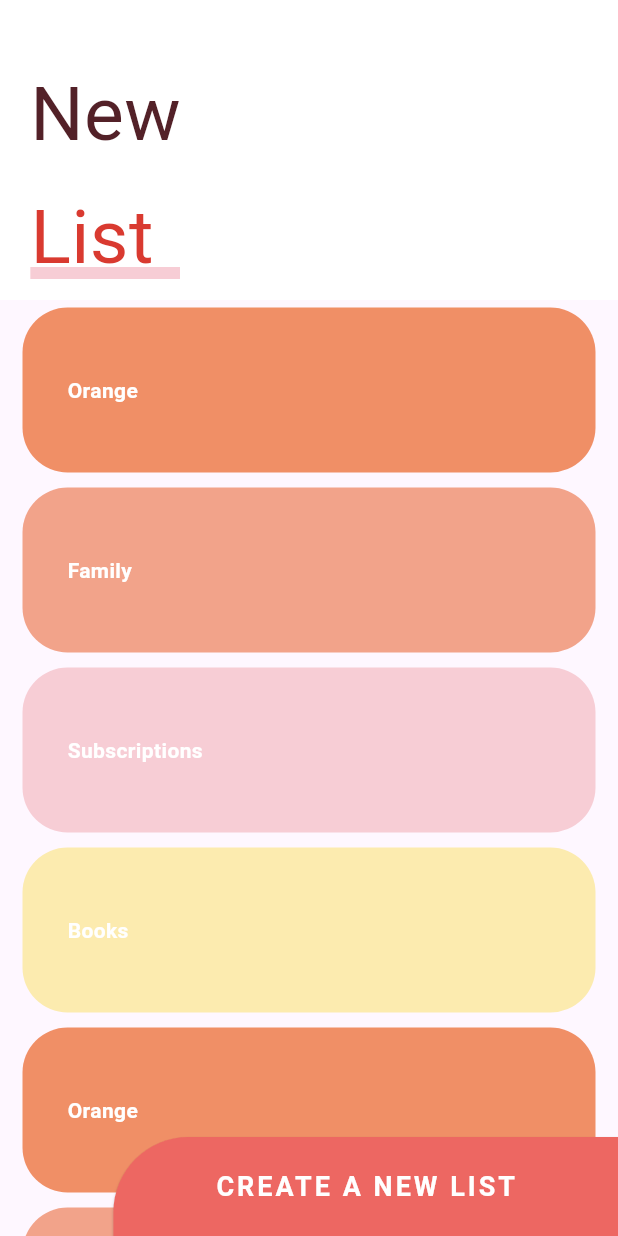
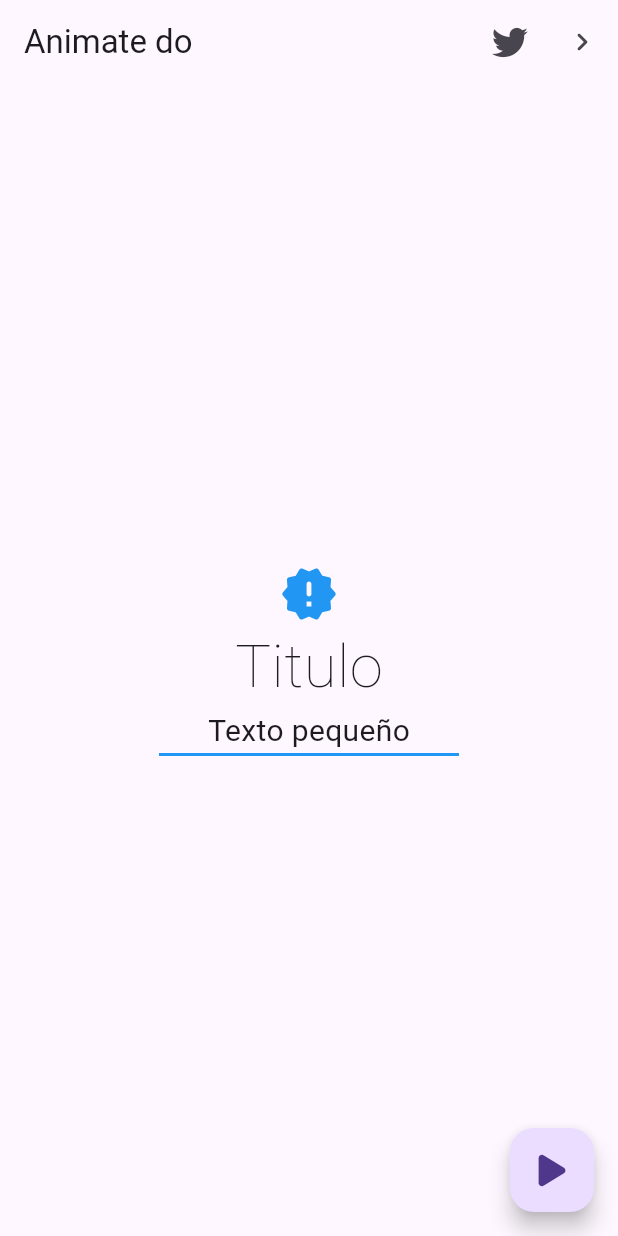
Before and after one commit to marcelaTrujilloToro/advance-flutter, a Flutter app: the screen it shows after launch, on a phone screen of 412 x 824 dp. Run offline on Flutter 3.47's test engine with Material 3 defaults, Android fonts, the phone set to English and light mode, and no system bars; our stand-ins replace animate_do, flutter_svg, font_awesome_flutter.

Commit message:
feat: animations with animate_do

```diff
--- a/lib/main.dart
+++ b/lib/main.dart
@@ -1,5 +1,7 @@
+import 'package:disenos/src/pages/page_one.dart';
 import 'package:flutter/material.dart';
-import 'package:disenos/src/pages/sliver_list_page.dart';
+
+// import 'package:disenos/src/pages/sliver_list_page.dart';
 // import 'package:disenos/src/pages/emergency_page.dart';
 // import 'package:disenos/src/pages/pinterest_page.dart';
 // import 'package:disenos/src/pages/slideshow_page.dart';
@@ -22,7 +24,7 @@ class MainApp extends StatelessWidget {
     return const MaterialApp(
       debugShowCheckedModeBanner: false,
       title: 'Diseños App',
-      home: SliverListPage(),
+      home: PageOne(),
     );
   }
 }
--- /dev/null
+++ b/lib/src/pages/page_one.dart
@@ -0,0 +1,103 @@
+import 'package:animate_do/animate_do.dart';
+import 'package:disenos/src/pages/navigation_page.dart';
+import 'package:disenos/src/pages/twitter_page.dart';
+import 'package:flutter/cupertino.dart';
+import 'package:flutter/material.dart';
+import 'package:font_awesome_flutter/font_awesome_flutter.dart';
+
+class PageOne extends StatelessWidget {
+  const PageOne({super.key});
+
+  @override
+  Widget build(BuildContext context) {
+    return Scaffold(
+      appBar: AppBar(
+        title: FadeIn(
+          delay: const Duration(milliseconds: 500),
+          child: const Text('Animate do'),
+        ),
+        actions: [
+          IconButton(
+            onPressed: () {
+              Navigator.push(
+                  context,
+                  MaterialPageRoute(
+                    builder: (BuildContext context) => TwitterPage(),
+                  ));
+            },
+            icon: const FaIcon(FontAwesomeIcons.twitter),
+          ),
+          SlideInLeft(
+            from: 80,
+            child: IconButton(
+              onPressed: () {
+                Navigator.push(
+                    context,
+                    CupertinoPageRoute(
+                      builder: (BuildContext context) => const PageOne(),
+                    ));
+              },
+              icon: const Icon(Icons.navigate_next_rounded),
+            ),
+          )
+        ],
+      ),
+      floatingActionButton: ElasticInRight(
+        child: FloatingActionButton(
+          onPressed: () {
+            Navigator.push(
+                context,
+                MaterialPageRoute(
+                  builder: (BuildContext context) => const NavegacionPage(),
+                ));
+          },
+          child: const FaIcon(FontAwesomeIcons.play),
+        ),
+      ),
+      body: Center(
+        child: Column(
+          mainAxisAlignment: MainAxisAlignment.center,
+          children: [
+            //
+            ElasticIn(
+              delay: const Duration(milliseconds: 1100),
+              child: const Icon(
+                Icons.new_releases_rounded,
+                color: Colors.blue,
+                size: 40,
+              ),
+            ),
+
+            //
+            FadeInDown(
+              delay: const Duration(milliseconds: 200),
+              child: const Text(
+                'Titulo',
+                style: TextStyle(fontSize: 40, fontWeight: FontWeight.w200),
+              ),
+            ),
+
+            //
+            FadeInDown(
+              delay: const Duration(milliseconds: 800),
+              child: const Text(
+                'Texto pequeño',
+                style: TextStyle(fontSize: 20, fontWeight: FontWeight.w400),
+              ),
+            ),
+
+            //
+            FadeInLeft(
+              delay: const Duration(milliseconds: 1100),
+              child: Container(
+                width: 200,
+                height: 2,
+                color: Colors.blue,
+              ),
+            )
+          ],
+        ),
+      ),
+    );
+  }
+}
--- a/lib/src/pages/sliver_list_page.dart
+++ b/lib/src/pages/sliver_list_page.dart
@@ -1,5 +1,4 @@
 import 'package:flutter/material.dart';
-import 'package:flutter/widgets.dart';
 
 class SliverListPage extends StatelessWidget {
   const SliverListPage({super.key});
```
Also changed, not shown: lib/src/pages/navigation_page.dart (added, +130 -0 lines), lib/src/pages/twitter_page.dart (added, +44 -0 lines).
